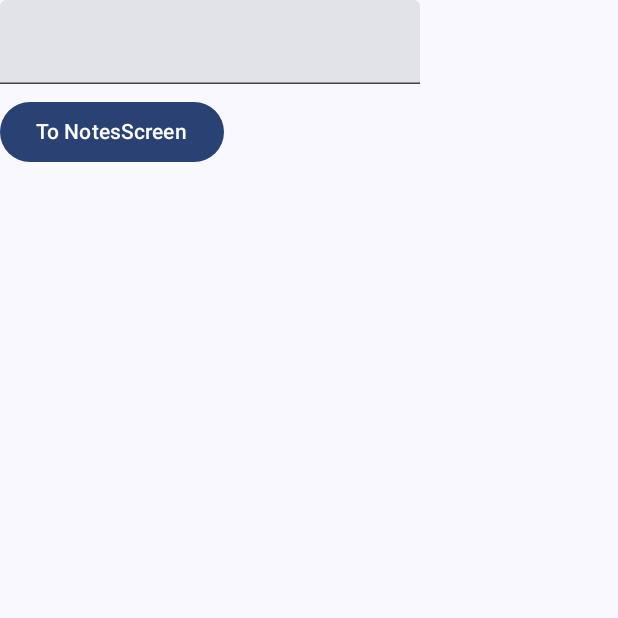
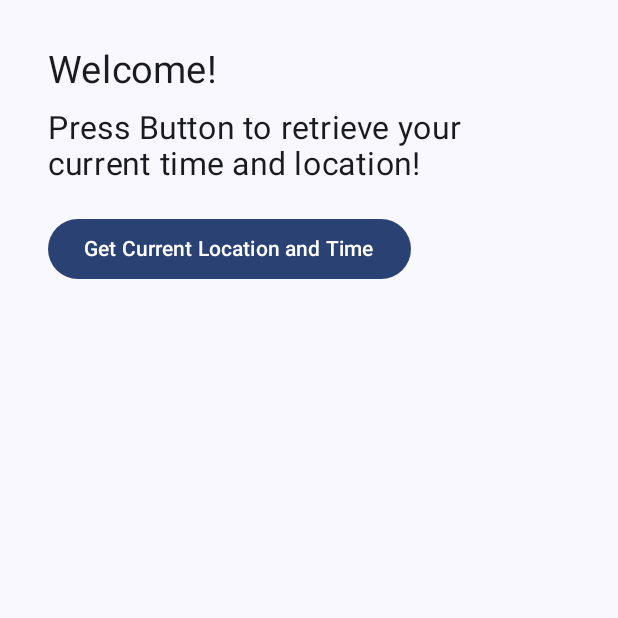
Before and after one commit to juinmonospace/AndroidApp, an Android app built with Jetpack Compose: the composable Navigation shown on its own in the app's theme, on a phone screen of 412 x 824 dp, the top half of it. Run offline under Robolectric (Android 15) with nearby library versions, the phone set to English and light mode, and no system bars.

Commit message:
reorganize screens

```diff
--- a/app/src/main/java/com/example/myapplication/Navigation.kt
+++ b/app/src/main/java/com/example/myapplication/Navigation.kt
@@ -1,10 +1,12 @@
 package com.example.myapplication
 
+import androidx.compose.foundation.layout.Arrangement
 import androidx.compose.foundation.layout.Box
 import androidx.compose.foundation.layout.Column
 import androidx.compose.foundation.layout.Spacer
 import androidx.compose.foundation.layout.fillMaxSize
 import androidx.compose.foundation.layout.height
+import androidx.compose.foundation.layout.padding
 import androidx.compose.material3.Button
 import androidx.compose.material3.Text
 import androidx.compose.material3.TextField
@@ -16,6 +18,7 @@ import androidx.compose.runtime.setValue
 import androidx.compose.ui.Alignment
 import androidx.compose.ui.Modifier
 import androidx.compose.ui.unit.dp
+import androidx.compose.ui.unit.sp
 import androidx.navigation.NavController
 import androidx.navigation.NavType
 import androidx.navigation.compose.NavHost
@@ -26,7 +29,20 @@ import androidx.navigation.navArgument
 @Composable
 fun Navigation(){
     val navController = rememberNavController()
-    NavHost(navController = navController, startDestination = NavigationItem.Home.route){
+    NavHost(
+        navController = navController,
+        //startDestination = NavigationItem.Home.route
+        startDestination = NavigationItem.Welcome.route
+    )
+    {
+        composable(route = Screen.WELCOME.name){
+            WelcomeScreen(navController = navController)
+        }
+
+        composable(route = Screen.GPS.name){
+            GpsScreen(navController = navController)
+        }
+
         composable(route = Screen.HOME.name){
             MainScreen(navController = navController)
         }
@@ -55,6 +71,34 @@ fun Navigation(){
 }
 
 @Composable
+fun WelcomeScreen(navController: NavController){
+    Column(
+        modifier = Modifier.padding(32.dp),
+        verticalArrangement = Arrangement.Center,
+        horizontalAlignment = Alignment.Start
+    ){
+        Text("Welcome!", fontSize = 25.sp)
+        Spacer(modifier = Modifier.height(12.dp))
+        Text(text = "Press Button to retrieve your current time and location!", fontSize = 21.sp)
+        Spacer(modifier = Modifier.height(20.dp))
+        Button(
+            onClick = {navController.navigate(NavigationItem.Gps.route)}
+        )
+        {
+            Text("Get Current Location and Time")
+        }
+    }
+}
+
+@Composable
+fun GpsScreen(navController: NavController){
+    Column {
+        Text("Gps Screen")
+    }
+}
+
+
+@Composable
 fun MainScreen(navController: NavController){
     var text by remember {
         mutableStateOf("")
@@ -67,7 +111,9 @@ fun MainScreen(navController: NavController){
         Spacer(modifier = Modifier.height(8.dp))
         Button(
             onClick = {
-                navController.navigate(NavigationItem.Notes.withArgs(text))
+                if (text != null) { //ensure entered text
+                    navController.navigate(NavigationItem.Notes.withArgs(text))
+                }
             }
         )
         {
--- a/app/src/main/java/com/example/myapplication/Screen.kt
+++ b/app/src/main/java/com/example/myapplication/Screen.kt
@@ -3,11 +3,15 @@ package com.example.myapplication
 enum class Screen{
     HOME,
     NOTES,
+    GPS,
+    WELCOME
 }
 
 sealed class NavigationItem(val route: String){
+    object Welcome : NavigationItem("welcome")
     object Home : NavigationItem("home")
     object Notes : NavigationItem("notes")
+    object Gps : NavigationItem("gps")
 
     fun withArgs(vararg args: String): String{
         return buildString {
```
Also changed, not shown: app/src/main/java/com/example/myapplication/MainActivity.kt (+10 -73 lines).
